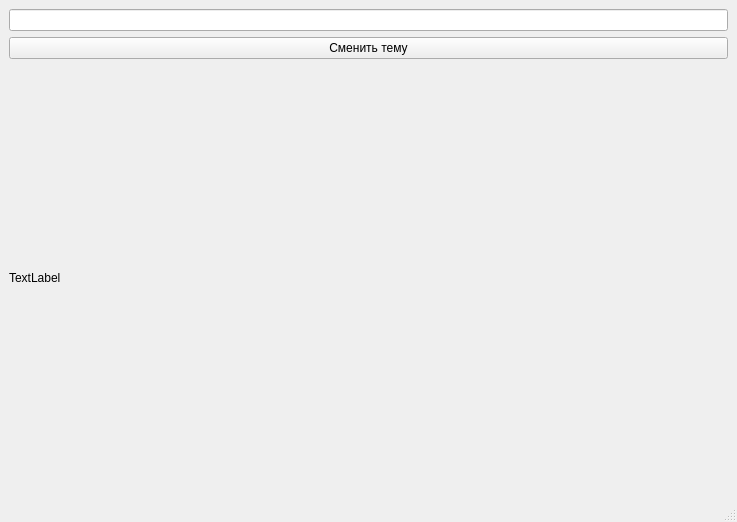
This is map.ui in Devilord-coder/Lesson-API-3 as Qt 5 draws it before an edit. The edited form follows.
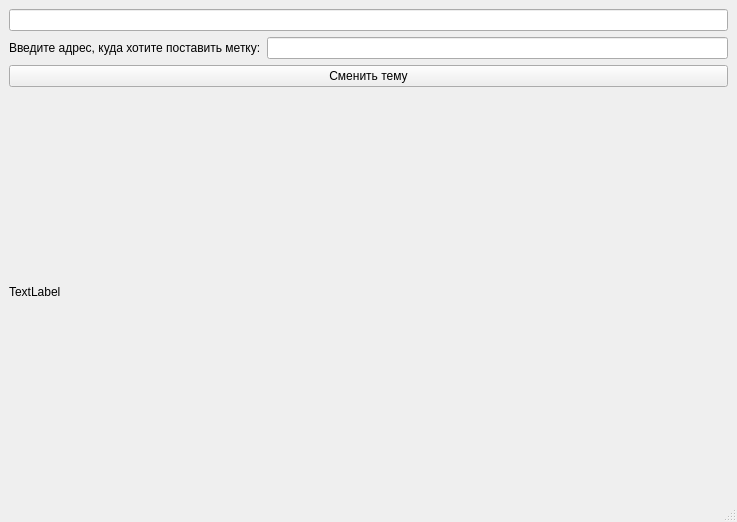
This is the edited form.

The edit to the form file:
```diff
--- a/map.ui
+++ b/map.ui
@@ -17,21 +17,35 @@
    <layout class="QGridLayout" name="gridLayout_2">
     <item row="0" column="0">
      <layout class="QGridLayout" name="gridLayout">
-      <item row="0" column="0">
-       <widget class="QLineEdit" name="address">
+      <item row="1" column="1">
+       <widget class="QLineEdit" name="address_mark">
         <property name="text">
          <string/>
         </property>
        </widget>
       </item>
-      <item row="2" column="0">
+      <item row="1" column="0">
+       <widget class="QLabel" name="label">
+        <property name="text">
+         <string>Введите адрес, куда хотите поставить метку:</string>
+        </property>
+       </widget>
+      </item>
+      <item row="3" column="0" colspan="2">
        <widget class="QLabel" name="map">
         <property name="text">
          <string>TextLabel</string>
         </property>
        </widget>
       </item>
-      <item row="1" column="0">
+      <item row="0" column="0" colspan="2">
+       <widget class="QLineEdit" name="address">
+        <property name="text">
+         <string/>
+        </property>
+       </widget>
+      </item>
+      <item row="2" column="0" colspan="2">
        <widget class="QPushButton" name="theme">
         <property name="text">
          <string>Сменить тему</string>
```
